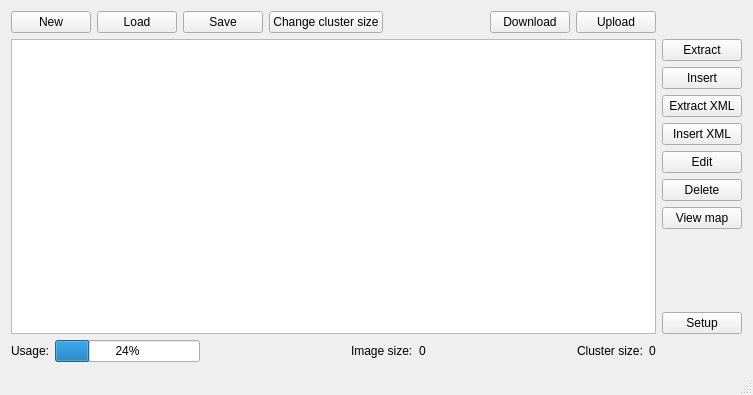
Qt form mainwindow.ui (hitomi2500/ss-save-parser) before a commit.
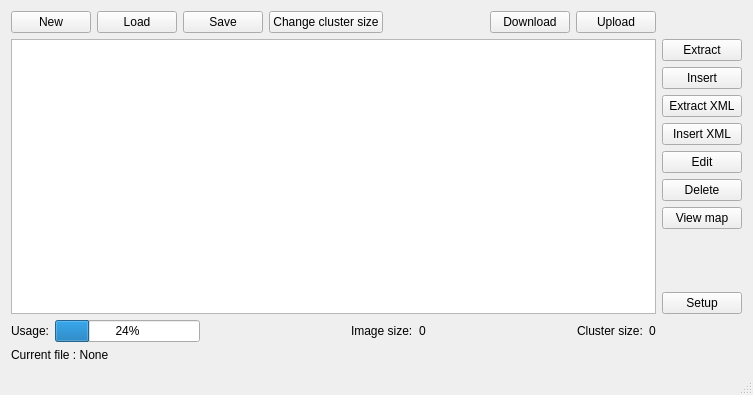
The same form after that commit.

Commit message: Show currently used file at the bottom.

What changed in the file:
```diff
--- a/mainwindow.ui
+++ b/mainwindow.ui
@@ -32,7 +32,7 @@
      <height>999999</height>
     </size>
    </property>
-   <layout class="QGridLayout" name="gridLayout_2" rowstretch="0,10000,0" columnstretch="10000,0">
+   <layout class="QGridLayout" name="gridLayout_2" rowstretch="0,10000,0,0" columnstretch="10000,0">
     <item row="0" column="0">
      <layout class="QHBoxLayout" name="horizontalLayout">
       <item>
@@ -240,6 +240,13 @@
       </item>
      </layout>
     </item>
+    <item row="3" column="0">
+     <widget class="QLabel" name="CurrentFileLabel">
+      <property name="text">
+       <string>Current file : None</string>
+      </property>
+     </widget>
+    </item>
    </layout>
   </widget>
   <widget class="QStatusBar" name="statusBar"/>
```
The commit also changes 1 other file.
